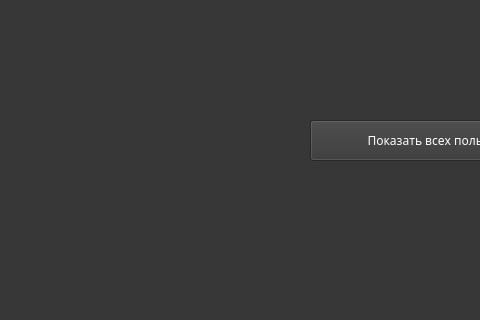
Before: the Qt Designer form ui/login.ui in Protocs/OkayMoney, drawn with Qt 5; both pictures show x 0 to 480 and y 280 to 600 of the 900 by 600 pixel window.
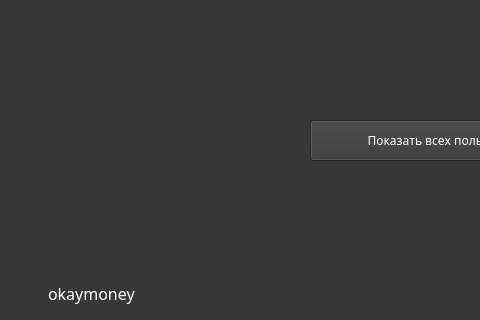
After: the same form once the commit is applied. Icons and pictures are not drawn.

Patch:
```diff
--- a/ui/login.ui
+++ b/ui/login.ui
@@ -89,6 +89,55 @@
      <string>Показать всех пользователей</string>
     </property>
    </widget>
+   <widget class="QWidget" name="layoutWidget">
+    <property name="geometry">
+     <rect>
+      <x>10</x>
+      <y>540</y>
+      <width>191</width>
+      <height>66</height>
+     </rect>
+    </property>
+    <layout class="QHBoxLayout" name="horizontalLayout">
+     <item>
+      <widget class="QLabel" name="label">
+       <property name="maximumSize">
+        <size>
+         <width>32</width>
+         <height>32</height>
+        </size>
+       </property>
+       <property name="text">
+        <string/>
+       </property>
+       <property name="pixmap">
+        <pixmap>../icon.png</pixmap>
+       </property>
+       <property name="scaledContents">
+        <bool>true</bool>
+       </property>
+      </widget>
+     </item>
+     <item>
+      <widget class="QLabel" name="label_2">
+       <property name="font">
+        <font>
+         <family>Gotham Pro Black</family>
+         <pointsize>12</pointsize>
+         <weight>50</weight>
+         <bold>false</bold>
+        </font>
+       </property>
+       <property name="styleSheet">
+        <string notr="true">color: white;</string>
+       </property>
+       <property name="text">
+        <string>okaymoney</string>
+       </property>
+      </widget>
+     </item>
+    </layout>
+   </widget>
   </widget>
  </widget>
  <resources/>
```
Left out of the diff: 4 changed lines with no effect on the pictures.
